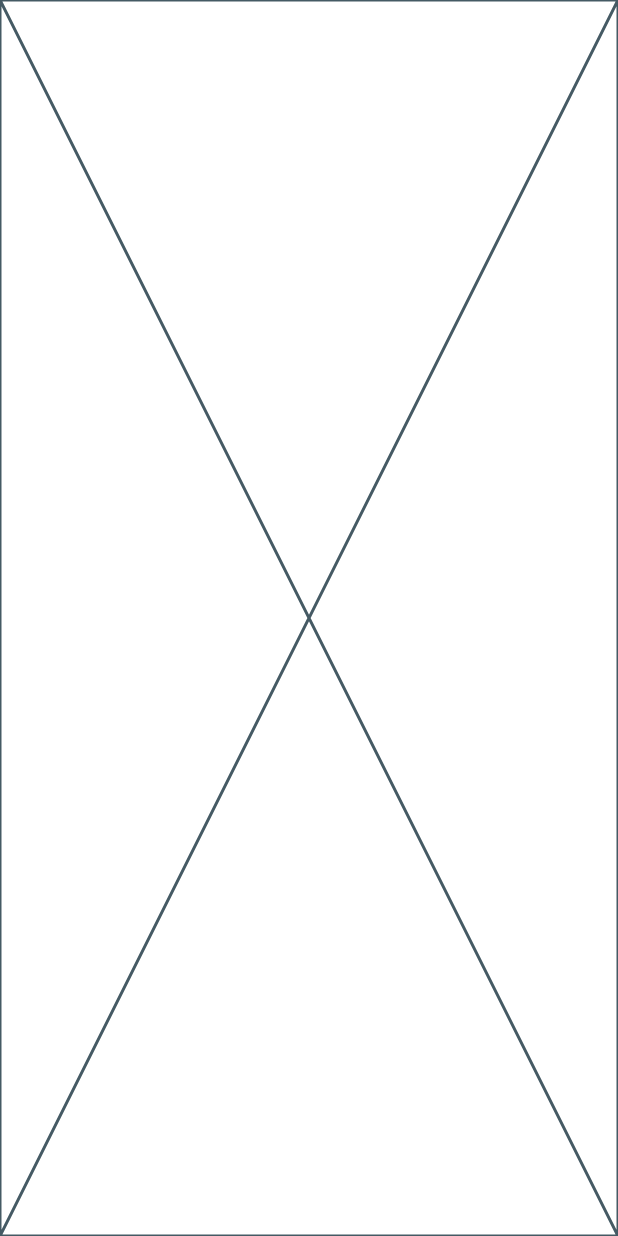
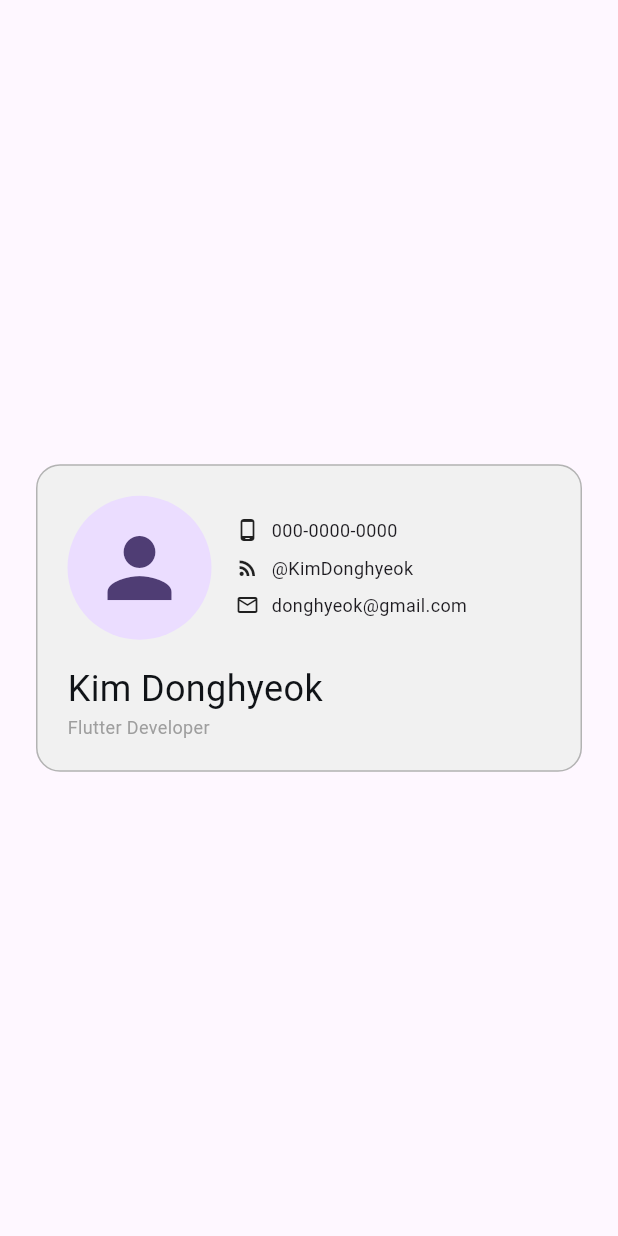
Before and after one commit to KimDonghyeok/flutter_business_card, a Flutter app: the screen it shows after launch, on a phone screen of 412 x 824 dp. Run offline on Flutter 3.47's test engine with Material 3 defaults, Android fonts, the phone set to English and light mode, and no system bars.

Commit message:
feat: 비즈니스 카드 위젯 작성 (연습문제 2)

```diff
--- /dev/null
+++ b/lib/business_card.dart
@@ -0,0 +1,117 @@
+import 'package:flutter/material.dart';
+
+class BusinessCard extends StatelessWidget {
+  const BusinessCard({super.key});
+
+  @override
+  Widget build(BuildContext context) {
+    return Padding(
+      padding: const EdgeInsets.symmetric(horizontal: 24),
+      child: Center(
+        child: Container(
+          padding: EdgeInsets.all(20),
+          decoration: BoxDecoration(
+            border: Border.all(color: Colors.black26),
+            borderRadius: const BorderRadius.all(Radius.circular(16)),
+            color: Color.fromRGBO(241, 241, 241, 1),
+          ),
+          child: Column(
+            mainAxisAlignment: MainAxisAlignment.center,
+            mainAxisSize: MainAxisSize.min,
+            children: [
+              Row(
+                children: [
+                  const CircleAvatar(
+                      radius: 48, child: Icon(Icons.person, size: 64)),
+                  Container(
+                    padding: const EdgeInsets.only(left: 16.0),
+                    child: const Column(
+                      crossAxisAlignment: CrossAxisAlignment.start,
+                      children: [
+                        Padding(
+                          padding: EdgeInsets.only(bottom: 8.0),
+                          child: Row(
+                            children: [
+                              Padding(
+                                padding: EdgeInsets.only(right: 8.0),
+                                child: Icon(
+                                  Icons.phone_android_outlined,
+                                  size: 16,
+                                ),
+                              ),
+                              Text(
+                                '000-0000-0000',
+                                style: TextStyle(fontSize: 12),
+                              ),
+                            ],
+                          ),
+                        ),
+                        Padding(
+                          padding: EdgeInsets.only(bottom: 8.0),
+                          child: Row(
+                            children: [
+                              Padding(
+                                padding: EdgeInsets.only(right: 8.0),
+                                child: Icon(
+                                  Icons.rss_feed_outlined,
+                                  size: 16,
+                                ),
+                              ),
+                              Text(
+                                '@KimDonghyeok',
+                                style: TextStyle(fontSize: 12),
+                              ),
+                            ],
+                          ),
+                        ),
+                        Row(
+                          children: [
+                            Padding(
+                              padding: EdgeInsets.only(right: 8.0),
+                              child: Icon(
+                                Icons.email_outlined,
+                                size: 16,
+                              ),
+                            ),
+                            Text(
+                              'donghyeok@gmail.com',
+                              style: TextStyle(fontSize: 12),
+                            ),
+                          ],
+                        ),
+                      ],
+                    ),
+                  )
+                ],
+              ),
+              Row(
+                children: [
+                  Container(
+                    padding: const EdgeInsets.only(top: 16.0),
+                    child: const Column(
+                      crossAxisAlignment: CrossAxisAlignment.start,
+                      children: [
+                        Text('Kim Donghyeok',
+                            style: TextStyle(
+                              fontSize: 24,
+                              color: Color.fromRGBO(16, 19, 23, 1),
+                            )),
+                        Text(
+                          'Flutter Developer',
+                          style: TextStyle(
+                            fontSize: 12,
+                            color: Colors.grey,
+                          ),
+                        ),
+                      ],
+                    ),
+                  ),
+                ],
+              )
+            ],
+          ),
+        ),
+      ),
+    );
+  }
+}
--- a/lib/main.dart
+++ b/lib/main.dart
@@ -1,4 +1,5 @@
 import 'package:flutter/material.dart';
+import 'package:flutter_business_card/business_card.dart';
 
 void main() {
   runApp(const MyApp());
@@ -17,7 +18,9 @@ class MyApp extends StatelessWidget {
         colorScheme: ColorScheme.fromSeed(seedColor: Colors.deepPurple),
         useMaterial3: true,
       ),
-      home: Placeholder(),
+      home: Scaffold(
+        body: BusinessCard(),
+      ),
     );
   }
 }
```
